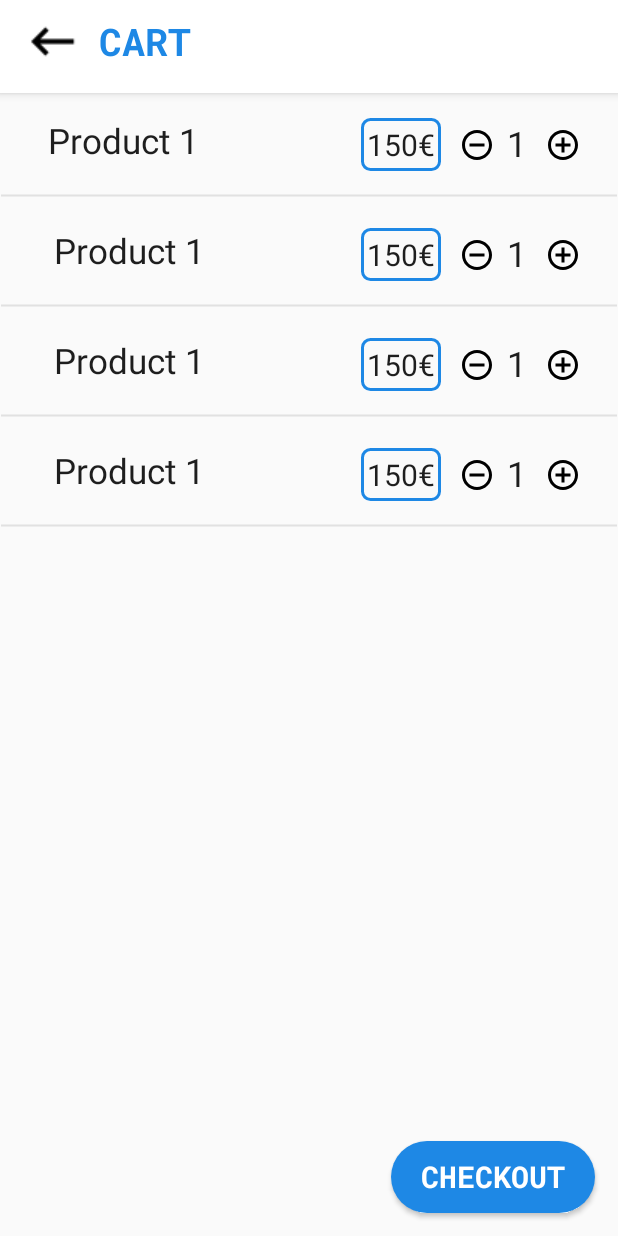
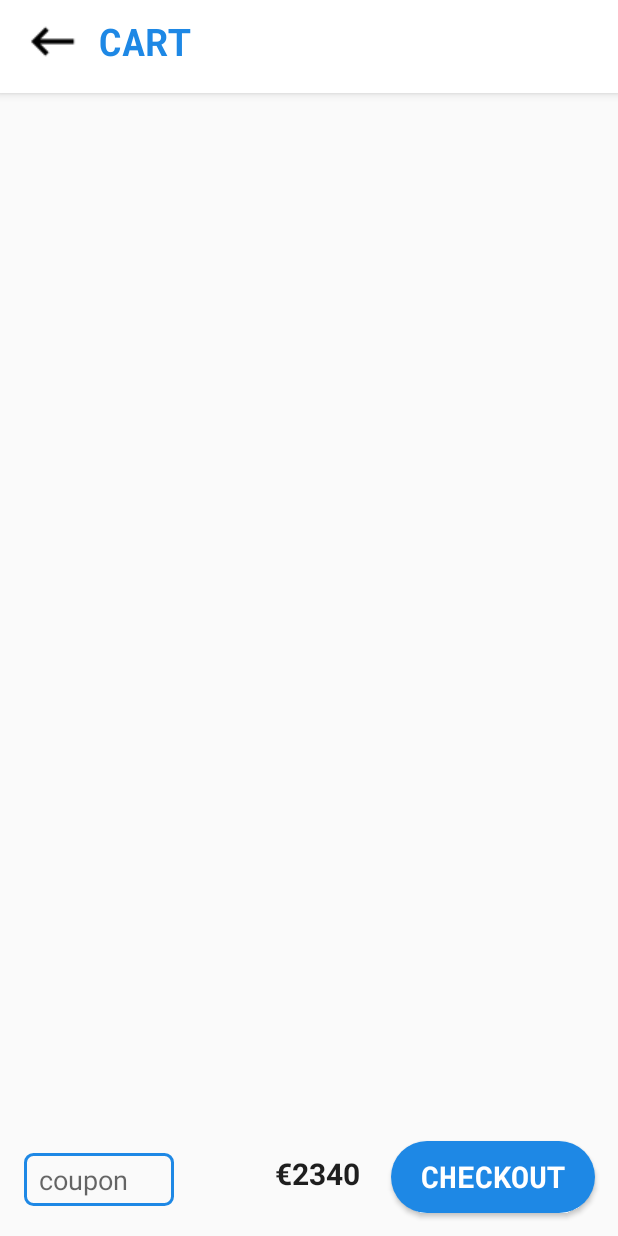
Before and after one commit to koioannis/University-Project-Simple-e-Commerce-Android-App, an Android app: the screen it shows after launch (ActivityCheckout), after a tap on an icon or button, on a phone screen of 412 x 824 dp. Run offline under Robolectric (Android 15) with nearby library versions, the phone set to English and light mode, and no system bars.

```diff
--- /dev/null
+++ b/app/src/main/java/com/koioannis/javacourse_eshop/bizlogic/AdminController.java
@@ -0,0 +1,52 @@
+package com.koioannis.javacourse_eshop.bizlogic;
+import com.koioannis.javacourse_eshop.model.Coupon;
+import com.koioannis.javacourse_eshop.model.Product;
+import com.koioannis.javacourse_eshop.model.Shop;
+
+import java.math.BigDecimal;
+import java.util.ArrayList;
+import java.util.List;
+
+public class AdminController {
+
+    private Shop shop;
+    private List<Product> productList;
+    private List<Coupon> couponList;
+
+    private static final AdminController INSTANCE = new AdminController();
+
+    public static AdminController getInstance () {
+        return INSTANCE;
+    }
+
+    private AdminController() {
+        productList = new ArrayList<>();
+        productList.add (new Product ("01", new BigDecimal("600"), "SumSang Fridge"));
+        productList.add (new Product ("02", new BigDecimal("800"), "2019 8 core android"));
+        productList.add (new Product ("03", new BigDecimal("55.40"), "Import java.extra.cd"));
+        productList.add (new Product ("04", new BigDecimal("0.05"), "Antique Mips Chip"));
+        couponList = new ArrayList<>();
+        couponList.add (new Coupon ("SummerOffer", 20));
+        couponList.add (new Coupon ("NewUser12542", 25));
+
+        shop = new Shop (productList, couponList);
+    }
+
+    public Shop getShop(){
+        return shop;
+    }
+
+    public Product getProduct (int index) {
+        return shop.getExistingProducts().get(index);
+    }
+
+    public int getReduction (String code) {
+        for (Coupon coupon: shop.getExistingCoupons()) {
+            if (coupon.getCode().equals(code))
+                return coupon.getPercentageReduction();
+        }
+        return -1;
+    }
+
+
+}
--- a/app/src/main/java/com/koioannis/javacourse_eshop/bizlogic/BillingController.java
+++ b/app/src/main/java/com/koioannis/javacourse_eshop/bizlogic/BillingController.java
@@ -1,21 +1,31 @@
-
 package com.koioannis.javacourse_eshop.bizlogic;
 
+import com.koioannis.javacourse_eshop.model.Coupon;
 
 public class BillingController {
+    private static final BillingController INSTANCE = new BillingController();
+    public static BillingController getInstance () {
+        return INSTANCE;
+    }
+    private double totalPrice;
+    private Coupon coupon;
 
-	// implement a method with name startBilling that updates the Basket.isOpen = false
+    private BillingController(){
+        totalPrice = 0.0;
+    }
 
-	// methods about billing run if basket is closed.
+    public double getTotalPrice(String code){
+        OrderController orderController = OrderController.getInstance();
+        totalPrice =0;
+        for (int i =0; i < orderController.getProductsCount(); i++){
+            totalPrice += orderController.getProductPrice(i);
+        }
 
-	// implement a method that creates an Invoice for a Customer and a Basket (after checking that the basket belongs to this customer).
+        int discount = AdminController.getInstance().getReduction(code);
+        if (discount != -1){
+            totalPrice = totalPrice - (totalPrice/100 * discount);
+        }
 
-	// implement a method that checks whether an invoice is fully received: ie amountDue is zero.
-
-	// implement a method that makes the payment: updates the amount fields in invoice.
-
-	// implement a method that cancels a payment.
-
-	// do not forget to check for negative amounts etc.
-
+        return totalPrice;
+    }
 }
--- a/app/src/main/java/com/koioannis/javacourse_eshop/bizlogic/OrderController.java
+++ b/app/src/main/java/com/koioannis/javacourse_eshop/bizlogic/OrderController.java
@@ -2,16 +2,78 @@
 package com.koioannis.javacourse_eshop.bizlogic;
 
 
+import com.koioannis.javacourse_eshop.model.Basket;
+import com.koioannis.javacourse_eshop.model.Product;
+import com.koioannis.javacourse_eshop.model.Shop;
+import java.util.ArrayList;
+import java.util.List;
+
+
 public class OrderController {
+	private Basket basket;
+	private Shop shop;
+	private ArrayList<Integer> productsQuantity;
+	private ArrayList<Double> productsPrice;
 
-	// all the following the methods work if the basket is open.
+	private static final OrderController INSTANCE = new OrderController();
 
-	// implement a method that computes the total cost of the products in a basket.
+	public static OrderController getInstance() {
+		return INSTANCE;
+	}
 
-	// implement a method that checks that the Basket.total equals the sum of the prices of the products in the basket.
+	private OrderController() {
+		basket =  new Basket(new ArrayList<Product>());
+		shop = AdminController.getInstance().getShop();
+		productsQuantity = new ArrayList<>();
+		productsQuantity.add(1);
+		productsQuantity.add(1);
+		productsQuantity.add(1);
+		productsQuantity.add(1);
+		productsPrice = new ArrayList<>();
+		productsPrice.add(0d);
+		productsPrice.add(0d);
+		productsPrice.add(0d);
+		productsPrice.add(0d);
 
-	// implemet a method that add a product to the basket (the total must be updated accordingly)
+	}
 
-	// implemet a method that removes a product from the basket (the total must be updated accordingly)
+	public int getProductsCount(){
+		List<Product> productsToOrder = basket.getProductsToOrder();
+		int count =0;
 
+		for (int i=0; i < productsToOrder.size(); i++){
+			count++;
+		}
+
+		return count;
+	}
+
+	public void addProductQuantity(int index, int quantity){
+		productsQuantity.set(index, quantity);
+	}
+
+	public int getProductQuantity(int index){
+		return productsQuantity.get(index);
+	}
+
+	public String getProductName(int index){
+		return basket.getProductsToOrder().get(index).getName();
+	}
+
+	public double getProductPrice(int index){
+		return getInitialProductPrice(index)*getProductQuantity(index);
+	}
+
+	public double getInitialProductPrice(int index){
+			return Double.parseDouble(basket.getProductsToOrder().get(index).getPrice().toString());
+	}
+
+
+	public void setProductPrice(int index, int quantity){
+		productsPrice.set(index, quantity*Double.parseDouble(basket.getProductsToOrder().get(index).getPrice().toString()));
+	}
+
+	public void addProduct (int index) {
+		basket.addProduct(shop.getExistingProducts().get(index));
+	}
 }
--- a/app/src/main/java/com/koioannis/javacourse_eshop/ui/MainActivity.java
+++ b/app/src/main/java/com/koioannis/javacourse_eshop/ui/MainActivity.java
@@ -9,8 +9,12 @@ import android.support.v7.widget.Toolbar;
 import android.view.View;
 import android.widget.ImageButton;
 import com.koioannis.javacourse_eshop.R;
+import com.koioannis.javacourse_eshop.bizlogic.AdminController;
+import com.koioannis.javacourse_eshop.bizlogic.OrderController;
 
 public class MainActivity extends AppCompatActivity {
+    AdminController adminController;
+    OrderController orderController;
 
     @Override
     protected void onCreate(Bundle savedInstanceState) {
@@ -32,15 +36,15 @@ public class MainActivity extends AppCompatActivity {
                 MainActivity.this.startActivity(checkoutActivity);
             }
         });
+        adminController = AdminController.getInstance();
+        orderController = OrderController.getInstance();
+
     }
 
     protected void addBasket(View view){
-        ImageButton button = ((ImageButton) view);
-        if (button.getBackground().equals(getDrawable(R.drawable.ic_done))) {
-            button.setBackgroundResource(R.drawable.ic_add_basket);
-        } else {
-            button.setBackgroundResource(R.drawable.ic_done);
-        }
+        int tag = Integer.parseInt(view.getTag().toString());
+        orderController.addProduct(tag);
+        view.setBackgroundResource(R.drawable.ic_done);
     }
 
 
--- a/app/src/main/res/layout/content_activity_checkout.xml
+++ b/app/src/main/res/layout/content_activity_checkout.xml
@@ -12,18 +12,21 @@
     <LinearLayout
             android:orientation="vertical"
             android:layout_width="match_parent"
-            android:layout_height="match_parent" android:id="@+id/linearLayout">
+            android:layout_height="match_parent" android:id="@+id/linearLayout"
+            tools:layout_editor_absoluteX="0dp" android:layout_marginBottom="8dp"
+            app:layout_constraintBottom_toBottomOf="parent">
 
         <android.support.constraint.ConstraintLayout
                 android:id="@+id/constraintLayout0"
-                android:alpha="1"
+                android:alpha="0"
                 android:layout_margin="8dp"
                 android:orientation="horizontal"
                 android:layout_width="match_parent"
                 android:layout_height="wrap_content" tools:layout_editor_absoluteY="12dp"
                 tools:layout_editor_absoluteX="12dp">
 
-            <TextView android:layout_width="wrap_content"
+            <TextView android:id="@+id/productName0"
+                      android:layout_width="wrap_content"
                       android:layout_height="wrap_content"
                       android:text="Product 1"
                       android:textColor="#1E1E1E"
@@ -73,7 +76,7 @@
                     android:layout_marginStart="330dp"
                     app:layout_constraintStart_toStartOf="@+id/constraintLayout0"
                     app:layout_constraintBottom_toBottomOf="parent"
-                    android:layout_marginTop="10dp" app:layout_constraintTop_toTopOf="parent"
+                    android:layout_marginTop="9dp" app:layout_constraintTop_toTopOf="parent"
                     app:layout_constraintVertical_bias="0.0"/>
 
 
@@ -91,13 +94,14 @@
         </android.support.constraint.ConstraintLayout>
 
         <View
+                android:id="@+id/line0"
                 android:layout_width="match_parent" android:layout_height="10dp"
                 android:background="@drawable/line"
-                android:alpha="0.1"/>
+                android:alpha="0"/>
 
         <android.support.constraint.ConstraintLayout
                 android:id="@+id/constraintLayout1"
-                android:alpha="1"
+                android:alpha="0"
                 android:layout_margin="8dp"
                 android:orientation="horizontal"
                 android:layout_width="match_parent"
@@ -105,6 +109,7 @@
                 tools:layout_editor_absoluteX="12dp">
 
             <TextView android:layout_width="wrap_content"
+                      android:id="@+id/productName1"
                       android:layout_height="wrap_content"
                       android:text="Product 1"
                       android:textColor="#1E1E1E"
@@ -152,7 +157,7 @@
                     android:layout_marginStart="330dp"
                     app:layout_constraintStart_toStartOf="@+id/constraintLayout1"
                     app:layout_constraintBottom_toBottomOf="parent"
-                    android:layout_marginTop="10dp" app:layout_constraintTop_toTopOf="parent"
+                    android:layout_marginTop="9dp" app:layout_constraintTop_toTopOf="parent"
                     app:layout_constraintVertical_bias="0.0"/>
 
 
@@ -170,20 +175,23 @@
         </android.support.constraint.ConstraintLayout>
 
         <View
+                android:id="@+id/line1"
                 android:layout_width="match_parent" android:layout_height="10dp"
                 android:background="@drawable/line"
-                android:alpha="0.1"/>
+                android:alpha="0"/>
 
         <android.support.constraint.ConstraintLayout
                 android:id="@+id/constraintLayout2"
-                android:alpha="1"
+                android:alpha="0"
                 android:layout_margin="8dp"
                 android:orientation="horizontal"
                 android:layout_width="match_parent"
                 android:layout_height="wrap_content" tools:layout_editor_absoluteY="12dp"
                 tools:layout_editor_absoluteX="12dp">
 
-            <TextView android:layout_width="wrap_content"
+            <TextView
+                    android:id="@+id/productName2"
+                    android:layout_width="wrap_content"
                     android:layout_height="wrap_content"
                     android:text="Product 1"
                     android:textColor="#1E1E1E"
@@ -231,7 +239,7 @@
                     android:layout_marginStart="330dp"
                     app:layout_constraintStart_toStartOf="@+id/constraintLayout2"
                     app:layout_constraintBottom_toBottomOf="parent"
-                    android:layout_marginTop="10dp" app:layout_constraintTop_toTopOf="parent"
+                    android:layout_marginTop="9dp" app:layout_constraintTop_toTopOf="parent"
                     app:layout_constraintVertical_bias="0.0"/>
 
 
@@ -249,20 +257,23 @@
         </android.support.constraint.ConstraintLayout>
 
         <View
+                android:id="@+id/line2"
                 android:layout_width="match_parent" android:layout_height="10dp"
                 android:background="@drawable/line"
-                android:alpha="0.1"/>
+                android:alpha="0"/>
 
         <android.support.constraint.ConstraintLayout
                 android:id="@+id/constraintLayout3"
-                android:alpha="1"
+                android:alpha="0"
                 android:layout_margin="8dp"
                 android:orientation="horizontal"
                 android:layout_width="match_parent"
                 android:layout_height="wrap_content" tools:layout_editor_absoluteY="12dp"
                 tools:layout_editor_absoluteX="12dp">
 
-            <TextView android:layout_width="wrap_content"
+            <TextView
+                    android:id="@+id/productName3"
+                    android:layout_width="wrap_content"
                     android:layout_height="wrap_content"
                     android:text="Product 1"
                     android:textColor="#1E1E1E"
@@ -308,7 +319,7 @@
                     android:layout_marginStart="330dp"
                     app:layout_constraintStart_toStartOf="@+id/constraintLayout3"
                     app:layout_constraintBottom_toBottomOf="parent"
-                    android:layout_marginTop="10dp" app:layout_constraintTop_toTopOf="parent"
+                    android:layout_marginTop="9dp" app:layout_constraintTop_toTopOf="parent"
                     app:layout_constraintVertical_bias="0.0"/>
 
 
@@ -327,10 +338,39 @@
         </android.support.constraint.ConstraintLayout>
 
         <View
+                android:id="@+id/line3"
                 android:layout_width="match_parent" android:layout_height="10dp"
                 android:background="@drawable/line"
-                android:alpha="0.1"/>
+                android:alpha="0"/>
 
     </LinearLayout>
 
+
+    <EditText
+            android:alpha="1"
+            android:paddingStart="10dp"
+            android:hint="coupon"
+            android:layout_width="100dp"
+            android:layout_height="35dp"
+            android:background="@drawable/rectangle_background"
+            android:layout_gravity="bottom|left"
+            android:layout_marginEnd="8dp"
+            app:layout_constraintEnd_toEndOf="parent" android:layout_marginStart="8dp"
+            app:layout_constraintStart_toStartOf="parent" android:layout_marginBottom="12dp"
+            app:layout_constraintBottom_toBottomOf="@+id/linearLayout" app:layout_constraintHorizontal_bias="0.027"
+            android:id="@+id/coupon"/>
+
+    <TextView
+            android:id="@+id/totalCost"
+            android:alpha="1"
+            android:textColor="#1E1E1E"
+            android:text="€2340"
+            android:textAlignment="viewEnd"
+            android:textStyle="bold"
+            android:textSize="20dp"
+            android:layout_marginStart="24dp"
+            android:layout_width="100dp"
+            android:layout_height="wrap_content" android:layout_marginBottom="20dp"
+            app:layout_constraintBottom_toBottomOf="@+id/linearLayout"
+            app:layout_constraintStart_toEndOf="@+id/coupon"/>
 </android.support.constraint.ConstraintLayout>
```
Also changed, not shown: app/src/main/java/com/koioannis/javacourse_eshop/model/Basket.java (+4 -43 lines), app/src/main/java/com/koioannis/javacourse_eshop/model/Coupon.java (+4 -24 lines), app/src/main/java/com/koioannis/javacourse_eshop/model/Product.java (+1 -22 lines), app/src/main/java/com/koioannis/javacourse_eshop/model/Shop.java (+0 -16 lines), app/src/main/java/com/koioannis/javacourse_eshop/ui/ActivityCheckout.java (+64 -22 lines), app/src/main/res/layout/content_main.xml (+12 -3 lines). Lines whose indentation alone changed are shown as unchanged.
